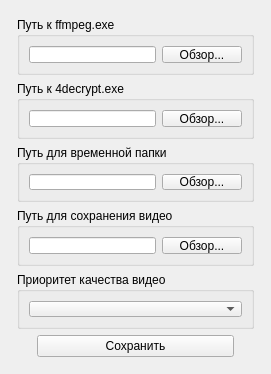
NLinar/kin_downloader, file setting_window.ui: the form before one commit.
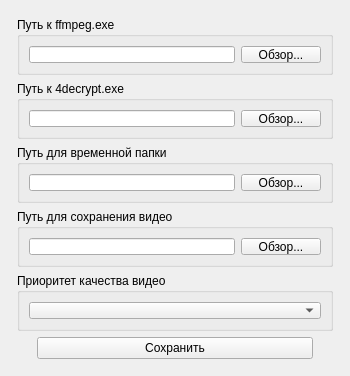
The form after the commit.

```diff
--- a/setting_window.ui
+++ b/setting_window.ui
@@ -6,8 +6,8 @@
    <rect>
     <x>0</x>
     <y>0</y>
-    <width>271</width>
-    <height>374</height>
+    <width>350</width>
+    <height>376</height>
    </rect>
   </property>
   <property name="minimumSize">
@@ -18,8 +18,8 @@
   </property>
   <property name="maximumSize">
    <size>
-    <width>271</width>
-    <height>374</height>
+    <width>350</width>
+    <height>376</height>
    </size>
   </property>
   <property name="contextMenuPolicy">
@@ -59,10 +59,23 @@
          <item row="0" column="0">
           <layout class="QHBoxLayout" name="horizontalLayout">
            <item>
-            <widget class="QLineEdit" name="lineEdit"/>
+            <widget class="QLineEdit" name="lineEdit">
+             <property name="sizePolicy">
+              <sizepolicy hsizetype="Expanding" vsizetype="Expanding">
+               <horstretch>0</horstretch>
+               <verstretch>0</verstretch>
+              </sizepolicy>
+             </property>
+            </widget>
            </item>
            <item>
             <widget class="QPushButton" name="pushButton">
+             <property name="sizePolicy">
+              <sizepolicy hsizetype="Minimum" vsizetype="Expanding">
+               <horstretch>0</horstretch>
+               <verstretch>0</verstretch>
+              </sizepolicy>
+             </property>
              <property name="text">
               <string>Обзор...</string>
              </property>
@@ -88,10 +101,23 @@
          <item row="0" column="0">
           <layout class="QHBoxLayout" name="horizontalLayout_2">
            <item>
-            <widget class="QLineEdit" name="lineEdit_4"/>
+            <widget class="QLineEdit" name="lineEdit_4">
+             <property name="sizePolicy">
+              <sizepolicy hsizetype="Expanding" vsizetype="Expanding">
+               <horstretch>0</horstretch>
+               <verstretch>0</verstretch>
+              </sizepolicy>
+             </property>
+            </widget>
            </item>
            <item>
             <widget class="QPushButton" name="pushButton_5">
+             <property name="sizePolicy">
+              <sizepolicy hsizetype="Minimum" vsizetype="Expanding">
+               <horstretch>0</horstretch>
+               <verstretch>0</verstretch>
+              </sizepolicy>
+             </property>
              <property name="text">
               <string>Обзор...</string>
              </property>
@@ -117,10 +143,23 @@
          <item row="0" column="0">
           <layout class="QHBoxLayout" name="horizontalLayout_3">
            <item>
-            <widget class="QLineEdit" name="lineEdit_5"/>
+            <widget class="QLineEdit" name="lineEdit_5">
+             <property name="sizePolicy">
+              <sizepolicy hsizetype="Expanding" vsizetype="Expanding">
+               <horstretch>0</horstretch>
+               <verstretch>0</verstretch>
+              </sizepolicy>
+             </property>
+            </widget>
            </item>
            <item>
             <widget class="QPushButton" name="pushButton_6">
+             <property name="sizePolicy">
+              <sizepolicy hsizetype="Minimum" vsizetype="Expanding">
+               <horstretch>0</horstretch>
+               <verstretch>0</verstretch>
+              </sizepolicy>
+             </property>
              <property name="text">
               <string>Обзор...</string>
              </property>
@@ -146,10 +185,23 @@
          <item row="0" column="0">
           <layout class="QHBoxLayout" name="horizontalLayout_4">
            <item>
-            <widget class="QLineEdit" name="lineEdit_6"/>
+            <widget class="QLineEdit" name="lineEdit_6">
+             <property name="sizePolicy">
+              <sizepolicy hsizetype="Expanding" vsizetype="Expanding">
+               <horstretch>0</horstretch>
+               <verstretch>0</verstretch>
+              </sizepolicy>
+             </property>
+            </widget>
            </item>
            <item>
             <widget class="QPushButton" name="pushButton_7">
+             <property name="sizePolicy">
+              <sizepolicy hsizetype="Minimum" vsizetype="Expanding">
+               <horstretch>0</horstretch>
+               <verstretch>0</verstretch>
+              </sizepolicy>
+             </property>
              <property name="text">
               <string>Обзор...</string>
              </property>
@@ -177,7 +229,7 @@
            <item>
             <widget class="QComboBox" name="comboBox">
              <property name="sizePolicy">
-              <sizepolicy hsizetype="Expanding" vsizetype="Fixed">
+              <sizepolicy hsizetype="Expanding" vsizetype="Expanding">
                <horstretch>0</horstretch>
                <verstretch>0</verstretch>
               </sizepolicy>
@@ -210,7 +262,7 @@
         <item>
          <widget class="QPushButton" name="pushButton_4">
           <property name="sizePolicy">
-           <sizepolicy hsizetype="Expanding" vsizetype="Fixed">
+           <sizepolicy hsizetype="Expanding" vsizetype="Preferred">
             <horstretch>0</horstretch>
             <verstretch>0</verstretch>
            </sizepolicy>
```
